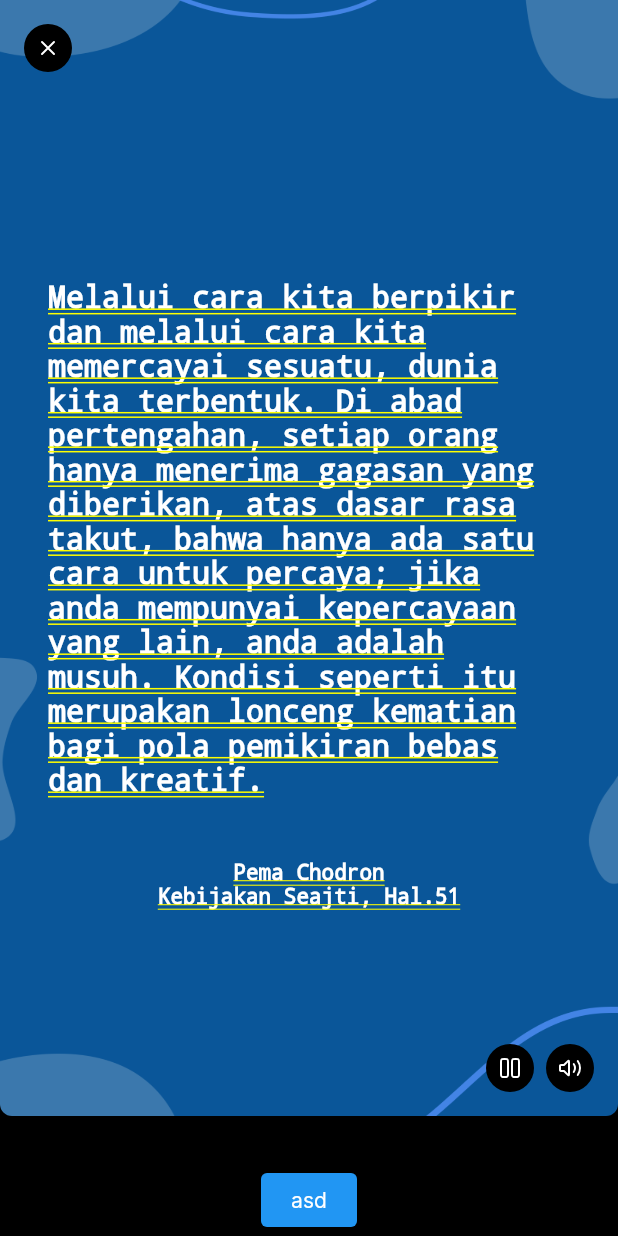
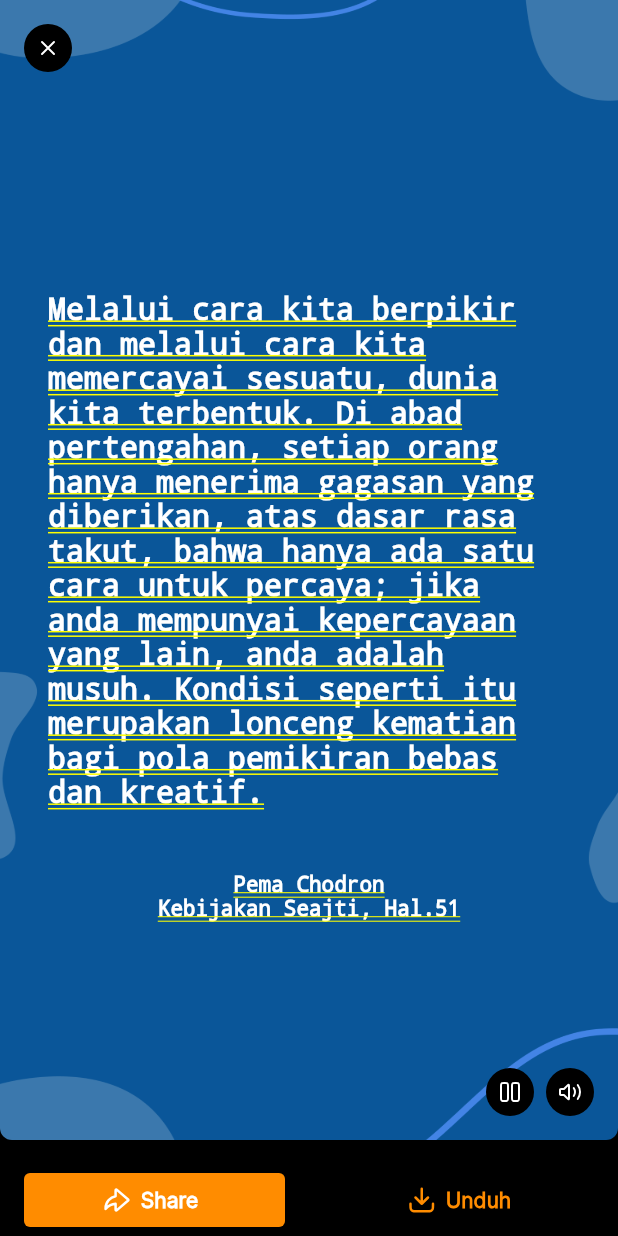
Before and after one commit to wiharaekayanaarama/ekayana-flutter-apps, a Flutter app: the DailyReflectionPage screen opened by its route, on a phone screen of 412 x 824 dp. Run offline on Flutter 3.47's test engine with Material 2 defaults, Android fonts, the phone set to English and light mode, and no system bars; our stand-ins replace cached_network_image, flutter_html, flutter_svg, get, smooth_page_indicator; missing offline and left inert: number_paginator; network calls fail.

Commit message:
feat: daily_reflection_page.dart

```diff
--- a/lib/src/component/button_component.dart
+++ b/lib/src/component/button_component.dart
@@ -1,10 +1,88 @@
+import 'package:ekayanaarama/ekayana.dart';
 import 'package:flutter/material.dart';
+import 'package:flutter_svg/svg.dart';
 
 class ButtonComponent extends StatelessWidget {
-  const ButtonComponent({Key? key}) : super(key: key);
+  final String text;
+  final String? iconLeft;
+  final String? iconRight;
+  final VoidCallback? onPressed;
+  final EkaButtonStyle? style;
+
+  const ButtonComponent({
+    Key? key,
+    required this.text,
+    this.iconLeft,
+    this.iconRight,
+    this.onPressed,
+    this.style = EkaButtonStyle.primary,
+  }) : super(key: key);
 
   @override
   Widget build(BuildContext context) {
-    return const Placeholder();
+    final iconLeft = this.iconLeft;
+    final iconRight = this.iconRight;
+
+    return ElevatedButton(
+      onPressed: () {
+        onPressed?.call();
+      },
+      style: ElevatedButton.styleFrom(
+        backgroundColor: style?.backgroundColor,
+      ),
+      child: Row(
+        mainAxisAlignment: MainAxisAlignment.center,
+        children: [
+          if (iconLeft != null) ...[
+            SvgPicture.asset(
+              iconLeft,
+              height: 20,
+              width: 20,
+              color: style?.foregroundColor,
+            ),
+          ],
+          const SizedBox(
+            width: 6,
+          ),
+          Text(
+            text,
+            style: TypographyToken.textMediumBold.apply(
+              color: style?.foregroundColor,
+            ),
+          ),
+          const SizedBox(
+            width: 6,
+          ),
+          if (iconRight != null) ...[
+            SvgPicture.asset(
+              iconRight,
+              height: 20,
+              width: 20,
+              color: style?.foregroundColor,
+            ),
+          ]
+        ],
+      ),
+    );
   }
 }
+
+class EkaButtonStyle {
+  final Color backgroundColor;
+  final Color foregroundColor;
+
+  const EkaButtonStyle({
+    required this.backgroundColor,
+    required this.foregroundColor,
+  });
+
+  static const primary = EkaButtonStyle(
+    backgroundColor: ColorToken.primary_500,
+    foregroundColor: ColorToken.white,
+  );
+
+  static const naked = EkaButtonStyle(
+    backgroundColor: Colors.transparent,
+    foregroundColor: ColorToken.primary_500,
+  );
+}
--- a/lib/src/design_system/iconography/iconography.dart
+++ b/lib/src/design_system/iconography/iconography.dart
@@ -1,10 +1,12 @@
 class Iconography {
   static const String calendar = "asset/icon/calendar.svg";
+  static const String download_01 = "asset/icon/download-01.svg";
   static const String lightBulb_02 = "asset/icon/lightbulb-02.svg";
   static const String chevronRight = "asset/icon/chevron-right.svg";
   static const String chevronLeft = "asset/icon/chevron-left.svg";
   static const String clock = "asset/icon/clock.svg";
   static const String markerPin_01 = "asset/icon/marker-pin-01.svg";
+  static const String share_06 = "asset/icon/share-06.svg";
   static const String share_07 = "asset/icon/share-07.svg";
   static const String close = "asset/icon/x-close.svg";
   static const String volumeMax = "asset/icon/volume-max.svg";
--- a/lib/src/page/daily_reflection/daily_reflection_page.dart
+++ b/lib/src/page/daily_reflection/daily_reflection_page.dart
@@ -1,4 +1,5 @@
 import 'package:ekayanaarama/ekayana.dart';
+import 'package:ekayanaarama/src/component/button_component.dart';
 import 'package:ekayanaarama/src/component/circular_button_component.dart';
 import 'package:flutter/material.dart';
 import 'package:get/get.dart';
@@ -13,7 +14,7 @@ class DailyReflectionPage extends StatelessWidget {
       child: Stack(
         children: [
           SizedBox(
-            height: Get.height - 80,
+            height: Get.height - 64,
             child: Stack(
               children: [
                 _getBackground(),
@@ -36,7 +37,8 @@ class DailyReflectionPage extends StatelessWidget {
                       child: Center(
                         child: SingleChildScrollView(
                           child: Padding(
-                            padding: const EdgeInsets.symmetric(horizontal: 32.0),
+                            padding:
+                                const EdgeInsets.symmetric(horizontal: 32.0),
                             child: Column(
                               mainAxisAlignment: MainAxisAlignment.center,
                               crossAxisAlignment: CrossAxisAlignment.center,
@@ -90,9 +92,26 @@ class DailyReflectionPage extends StatelessWidget {
           ),
           Align(
             alignment: Alignment.bottomCenter,
-            child: ElevatedButton(
-              onPressed: () {},
-              child: Text("asd"),
+            child: Padding(
+              padding: const EdgeInsets.symmetric(horizontal: 16.0),
+              child: Row(
+                children: const [
+                  Expanded(
+                    child: ButtonComponent(
+                      text: "Share",
+                      iconLeft: Iconography.share_06,
+                    ),
+                  ),
+                  SizedBox(width: 32,),
+                  Expanded(
+                    child: ButtonComponent(
+                      text: "Unduh",
+                      iconLeft: Iconography.download_01,
+                      style: EkaButtonStyle.naked,
+                    ),
+                  ),
+                ],
+              ),
             ),
           ),
         ],
```
Also changed, not shown: asset/icon/download-01.svg (added), asset/icon/share-06.svg (added).
